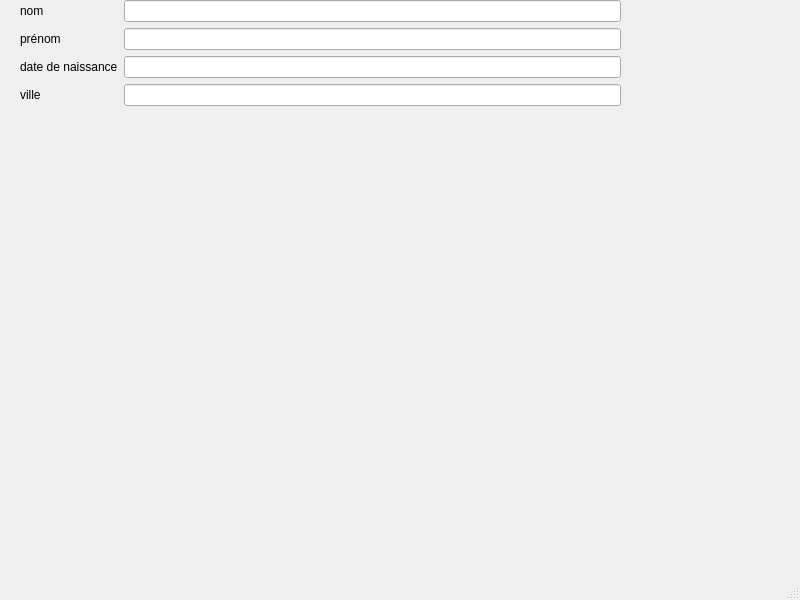
Qt form TP5/connexionBDD/ihm.ui (KieceDonc/L3_CDAA) before a commit.
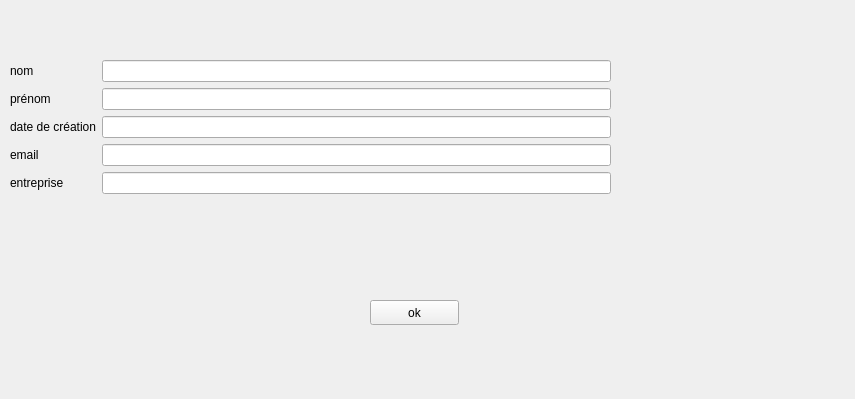
The same form after that commit.

Diff of the .ui file:
```diff
--- a/TP5/connexionBDD/ihm.ui
+++ b/TP5/connexionBDD/ihm.ui
@@ -1,26 +1,25 @@
 <?xml version="1.0" encoding="UTF-8"?>
 <ui version="4.0">
  <class>ihm</class>
- <widget class="QMainWindow" name="ihm">
+ <widget class="QWidget" name="ihm">
   <property name="geometry">
    <rect>
     <x>0</x>
     <y>0</y>
-    <width>800</width>
-    <height>600</height>
+    <width>855</width>
+    <height>399</height>
    </rect>
   </property>
   <property name="windowTitle">
    <string>MainWindow</string>
   </property>
-  <widget class="QWidget" name="centralwidget">
    <widget class="QWidget" name="formLayoutWidget">
     <property name="geometry">
      <rect>
-      <x>20</x>
-      <y>0</y>
+     <x>10</x>
+     <y>60</y>
       <width>601</width>
-      <height>141</height>
+     <height>151</height>
      </rect>
     </property>
     <layout class="QFormLayout" name="formLayout">
@@ -47,7 +46,7 @@
      <item row="2" column="0">
       <widget class="QLabel" name="dateDeNaissanceLabel">
        <property name="text">
-        <string>date de naissance</string>
+       <string>date de création</string>
        </property>
       </widget>
      </item>
@@ -57,27 +56,38 @@
      <item row="3" column="0">
       <widget class="QLabel" name="villeLabel">
        <property name="text">
-        <string>ville</string>
+       <string>email</string>
        </property>
       </widget>
      </item>
      <item row="3" column="1">
-      <widget class="QLineEdit" name="villeLineEdit"/>
+     <widget class="QLineEdit" name="emailLineEdit"/>
+    </item>
+    <item row="4" column="0">
+     <widget class="QLabel" name="entrepriseLabel">
+      <property name="text">
+       <string>entreprise</string>
+      </property>
+     </widget>
+    </item>
+    <item row="4" column="1">
+     <widget class="QLineEdit" name="entrepriseLineEdit"/>
      </item>
     </layout>
    </widget>
-  </widget>
-  <widget class="QMenuBar" name="menubar">
+  <widget class="QPushButton" name="okButton">
    <property name="geometry">
     <rect>
-     <x>0</x>
-     <y>0</y>
-     <width>800</width>
-     <height>22</height>
+     <x>370</x>
+     <y>300</y>
+     <width>89</width>
+     <height>25</height>
     </rect>
    </property>
+   <property name="text">
+    <string>ok</string>
+   </property>
   </widget>
-  <widget class="QStatusBar" name="statusbar"/>
  </widget>
  <resources/>
  <connections/>
```
Left out of the diff: 8 changed lines with no effect on the pictures. Lines whose indentation alone changed are shown as unchanged.
